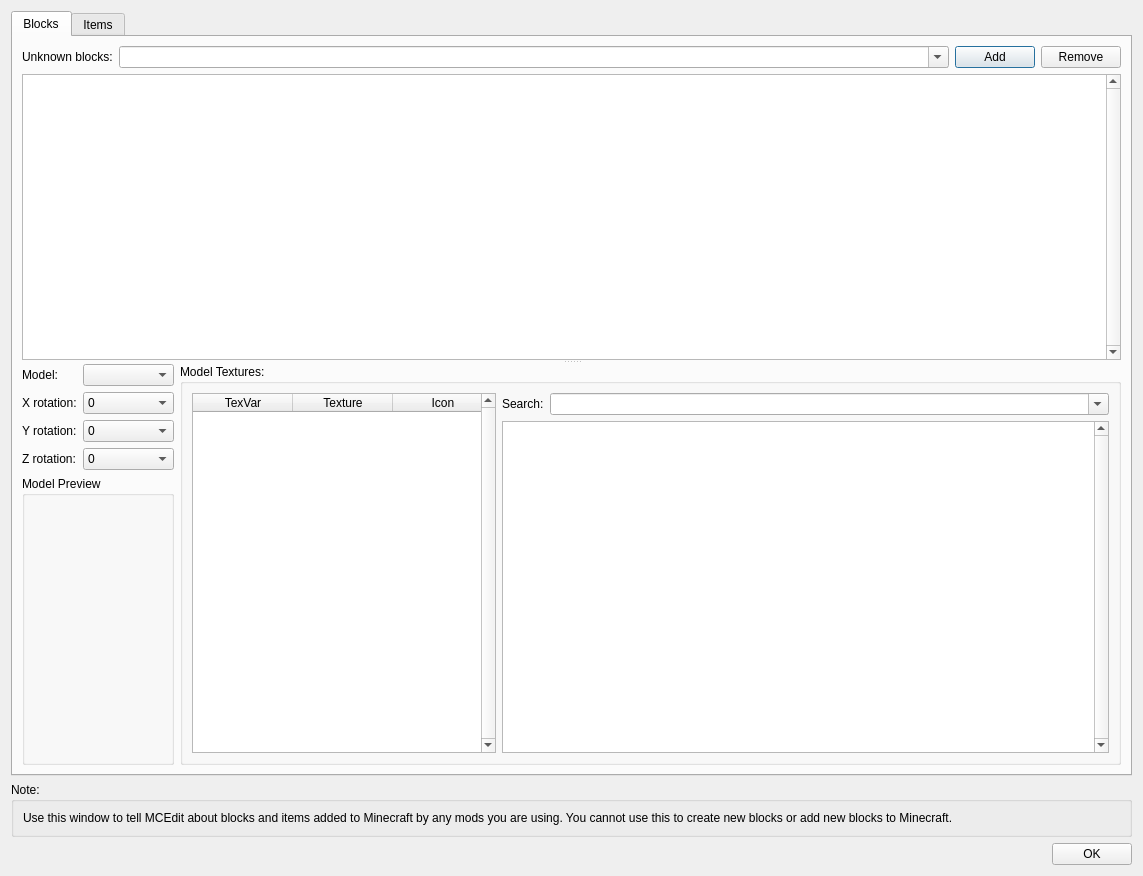
mcedit/mcedit2, file src/mcedit2/ui/configure_blocks_dialog.ui: the form before one commit.
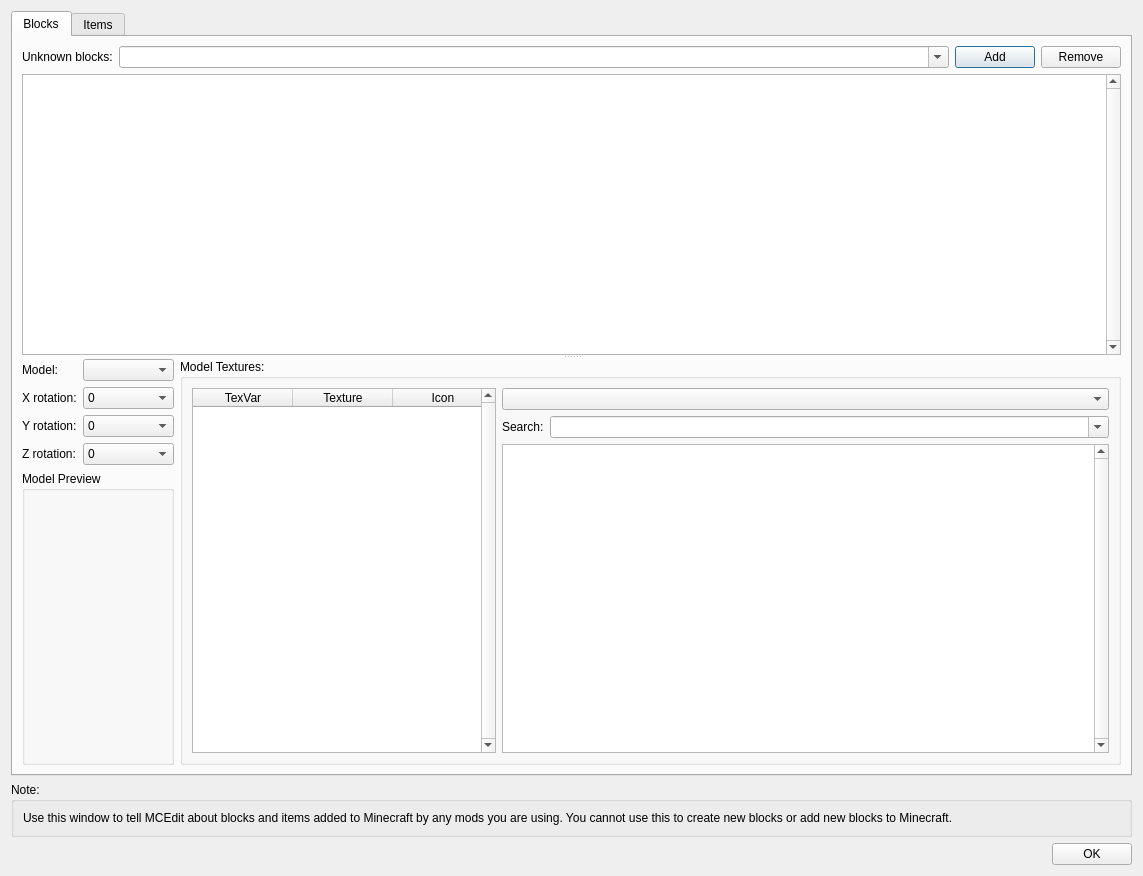
The form after the commit.

Commit message: Add a zip/mod/jarfile chooser to texture picker. Add a filter proxy to the texture picker and connect the search box.

Diff of the .ui file:
```diff
--- a/src/mcedit2/ui/configure_blocks_dialog.ui
+++ b/src/mcedit2/ui/configure_blocks_dialog.ui
@@ -35,7 +35,7 @@
          <property name="childrenCollapsible">
           <bool>false</bool>
          </property>
-         <widget class="QWidget" name="">
+         <widget class="QWidget" name="layoutWidget">
           <layout class="QVBoxLayout" name="verticalLayout_2">
            <item>
             <layout class="QHBoxLayout" name="horizontalLayout_2">
@@ -84,7 +84,7 @@
            </item>
           </layout>
          </widget>
-         <widget class="QWidget" name="">
+         <widget class="QWidget" name="layoutWidget">
           <layout class="QHBoxLayout" name="horizontalLayout_7">
            <item>
             <layout class="QFormLayout" name="formLayout">
@@ -273,6 +273,9 @@
               </item>
               <item>
                <layout class="QVBoxLayout" name="verticalLayout_3">
+                <item>
+                 <widget class="QComboBox" name="textureZipBox"/>
+                </item>
                 <item>
                  <layout class="QHBoxLayout" name="horizontalLayout_3">
                   <item>
```
The commit also changes 2 other files.
